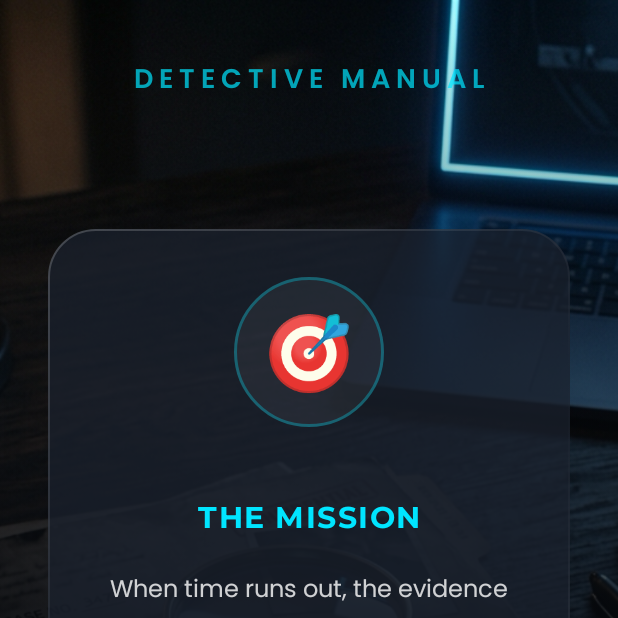
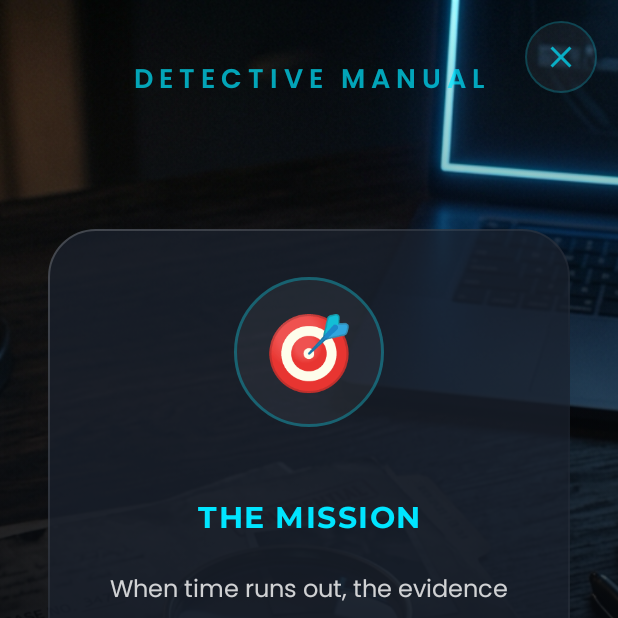
Before and after one commit to FurkanHaydari/number_detective, an Android app built with Jetpack Compose: the composable OnboardingScreen shown on its own in the app's theme, on a phone screen of 412 x 824 dp, the top half of it. Run offline under Robolectric (Android 15) with nearby library versions, the light colour scheme and no system bars; 1 statement that could not run was skipped.

Commit message:
Add close button to detective manual

```diff
--- a/app/src/main/kotlin/com/brainfocus/numberdetective/feature/onboarding/OnboardingScreen.kt
+++ b/app/src/main/kotlin/com/brainfocus/numberdetective/feature/onboarding/OnboardingScreen.kt
@@ -11,6 +11,8 @@ import androidx.compose.foundation.pager.rememberPagerState
 import androidx.compose.foundation.shape.CircleShape
 import androidx.compose.foundation.shape.RoundedCornerShape
 import androidx.compose.material3.*
+import androidx.compose.material.icons.Icons
+import androidx.compose.material.icons.filled.Close
 import androidx.compose.runtime.*
 import androidx.compose.ui.Alignment
 import androidx.compose.ui.Modifier
@@ -143,6 +145,25 @@ fun OnboardingScreen(
 
             Spacer(modifier = Modifier.height(16.dp))
         }
+
+        // --- Layer 4: Close Button ---
+        IconButton(
+            onClick = onFinish,
+            modifier = Modifier
+                .align(Alignment.TopEnd)
+                .padding(top = 16.dp, end = 16.dp)
+                .statusBarsPadding()
+                .size(44.dp)
+                .background(Color.White.copy(alpha = 0.05f), CircleShape)
+                .border(1.dp, PrimaryCyan.copy(alpha = 0.2f), CircleShape)
+        ) {
+            Icon(
+                imageVector = Icons.Default.Close,
+                contentDescription = "Close Manual",
+                tint = PrimaryCyan.copy(alpha = 0.7f),
+                modifier = Modifier.size(24.dp)
+            )
+        }
     }
 }
 
--- a/app/src/main/res/values/strings.xml
+++ b/app/src/main/res/values/strings.xml
@@ -126,7 +126,7 @@
     <string name="tutorial_page7_desc">Every assist reduces your score, but your total never drops below zero:\n\n• ARCHIVE CHECK: -50 Points\n• ASSISTED MODE: -150 Points per check in the log.</string>
     <string name="tutorial_continue_button">CONTINUE</string>
     <string name="tutorial_finish_button">ACCEPT MISSION</string>
-    <string name="home_manual_button">MANUAL</string>
+    <string name="home_manual_button">DETECTION GUIDE</string>
 
     <!-- Validation Reports -->
     <string name="report_duplicate_title">DUPLICATE ANALYSIS</string>
```
Also changed, not shown: app/src/main/kotlin/com/brainfocus/numberdetective/feature/home/HomeScreen.kt (+7 -0 lines), 1 other file.
